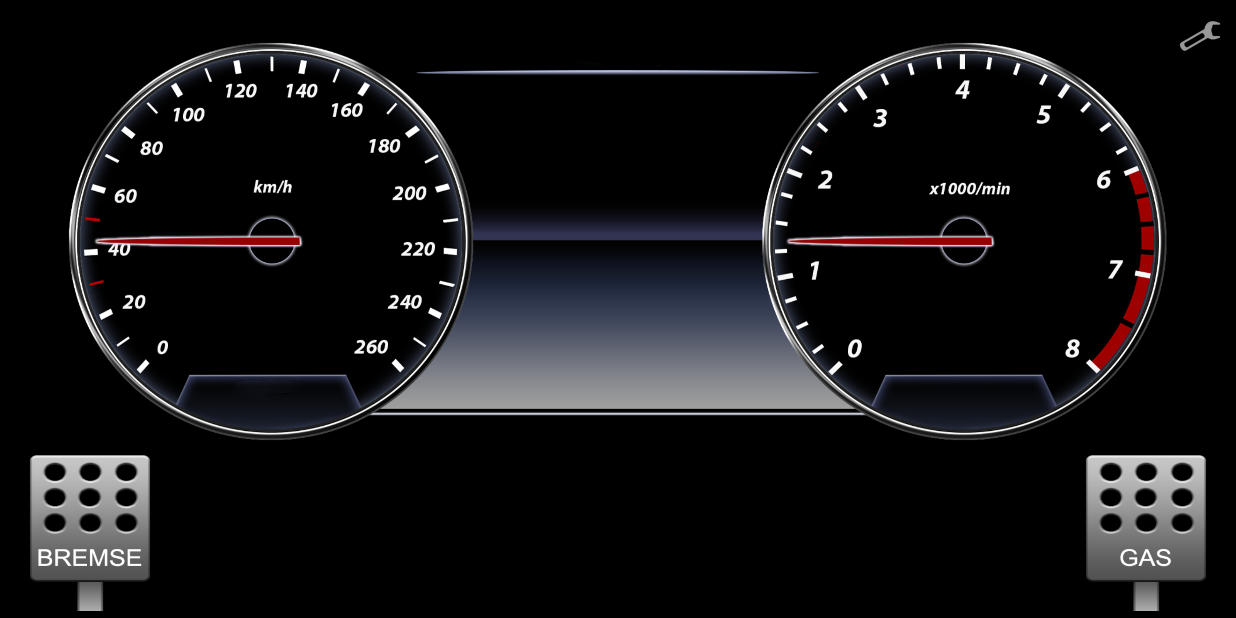
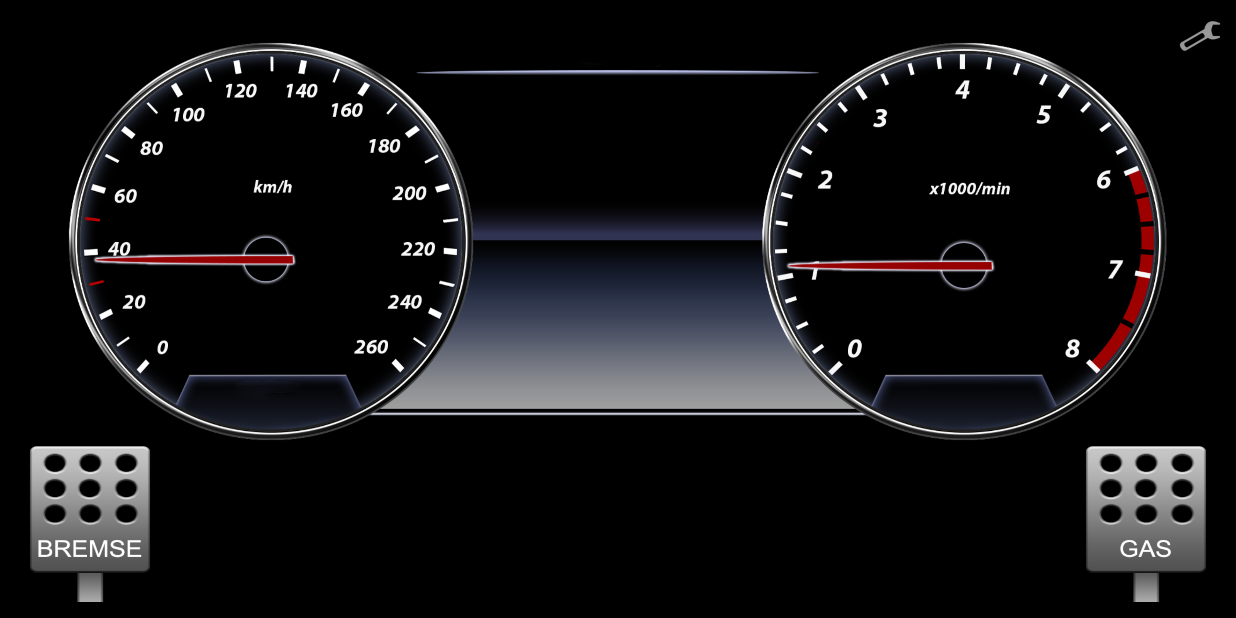
Before and after one commit to MSalini92/SilabControl, an Android app: the screen it shows after launch (MainActivity), on a phone screen of 824 x 412 dp (held sideways). Run offline under Robolectric (Android 15) with nearby library versions, the phone set to English and light mode, and no system bars.

```diff
--- a/app/src/main/res/layout/activity_main.xml
+++ b/app/src/main/res/layout/activity_main.xml
@@ -41,21 +41,21 @@
         android:layout_width="wrap_content"
         android:layout_height="wrap_content"
         android:orientation="vertical"
-        app:layout_constraintGuide_percent="0.39" />
+        app:layout_constraintGuide_percent="0.38" />
 
     <android.support.constraint.Guideline
         android:id="@+id/guideline3"
         android:layout_width="wrap_content"
         android:layout_height="wrap_content"
         android:orientation="horizontal"
-        app:layout_constraintGuide_percent="0.07" />
+        app:layout_constraintGuide_percent="0.16" />
 
     <android.support.constraint.Guideline
         android:id="@+id/guideline4"
         android:layout_width="wrap_content"
         android:layout_height="wrap_content"
         android:orientation="horizontal"
-        app:layout_constraintGuide_percent="0.71" />
+        app:layout_constraintGuide_percent="0.68" />
 
     <android.support.constraint.Guideline
         android:id="@+id/guideline5"
@@ -68,6 +68,7 @@
         android:id="@+id/imageView3"
         android:layout_width="0dp"
         android:layout_height="0dp"
+        android:layout_marginTop="8dp"
         app:layout_constraintBottom_toTopOf="@+id/guideline4"
         app:layout_constraintEnd_toEndOf="@+id/guideline6"
         app:layout_constraintStart_toStartOf="@+id/guideline5"
```
Also changed, not shown: app/src/main/java/com/example/silabcontrol/MainActivity.java (+25 -3 lines), app/src/main/res/drawable/bremse_default.png (renamed from app/src/main/res/drawable-v24/bremse_default.png), app/src/main/res/drawable/bremse_pressed.png (renamed from app/src/main/res/drawable-v24/bremse_pressed.png), app/src/main/res/drawable/gas_default.png (renamed from app/src/main/res/drawable-v24/gas_default.png), app/src/main/res/drawable/gas_pressed.png (renamed from app/src/main/res/drawable-v24/gas_pressed.png), app/src/main/res/drawable/kombi_zeiger.png (renamed from app/src/main/res/drawable-v24/kombi_zeiger.png), app/src/main/res/drawable/kombibackground.png (renamed from app/src/main/res/drawable-v24/kombibackground.png).
